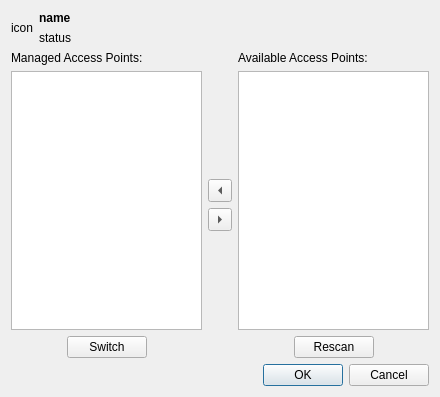
The window that qnut/wpaset.ui (dosnut/nut) describes before a commit, drawn with Qt 5.
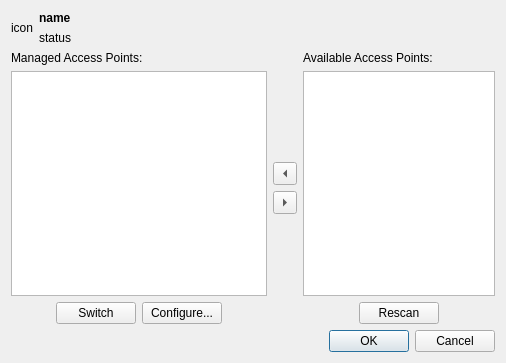
The same window after the commit.

```diff
--- a/qnut/wpaset.ui
+++ b/qnut/wpaset.ui
@@ -5,8 +5,8 @@
    <rect>
     <x>0</x>
     <y>0</y>
-    <width>440</width>
-    <height>397</height>
+    <width>506</width>
+    <height>363</height>
    </rect>
   </property>
   <property name="windowTitle" >
@@ -69,7 +69,14 @@
         </widget>
        </item>
        <item>
-        <widget class="QTreeView" name="managedView" />
+        <widget class="QTreeView" name="managedView" >
+         <property name="sizePolicy" >
+          <sizepolicy vsizetype="Expanding" hsizetype="MinimumExpanding" >
+           <horstretch>0</horstretch>
+           <verstretch>0</verstretch>
+          </sizepolicy>
+         </property>
+        </widget>
        </item>
        <item>
         <layout class="QHBoxLayout" >
@@ -93,6 +100,13 @@
            </property>
           </widget>
          </item>
+         <item>
+          <widget class="QPushButton" name="configureButton" >
+           <property name="text" >
+            <string>Configure...</string>
+           </property>
+          </widget>
+         </item>
          <item>
           <spacer>
            <property name="orientation" >
@@ -192,6 +206,12 @@
          </item>
          <item>
           <widget class="QPushButton" name="rescanButton" >
+           <property name="sizePolicy" >
+            <sizepolicy vsizetype="Fixed" hsizetype="Minimum" >
+             <horstretch>0</horstretch>
+             <verstretch>0</verstretch>
+            </sizepolicy>
+           </property>
            <property name="text" >
             <string>Rescan</string>
            </property>
```
Left out of the diff: 2 changed lines with no effect on the pictures.
